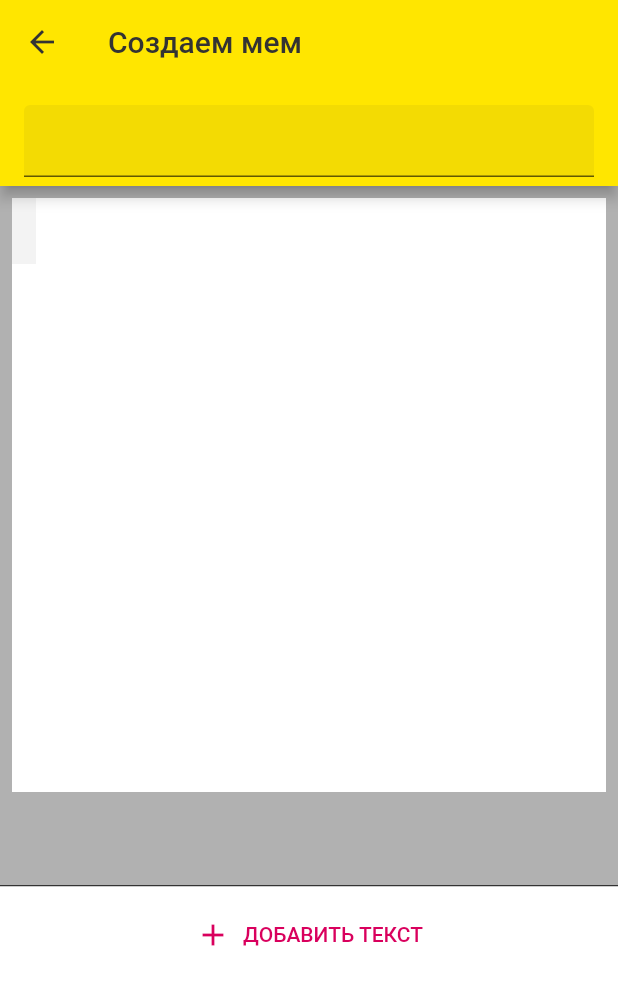
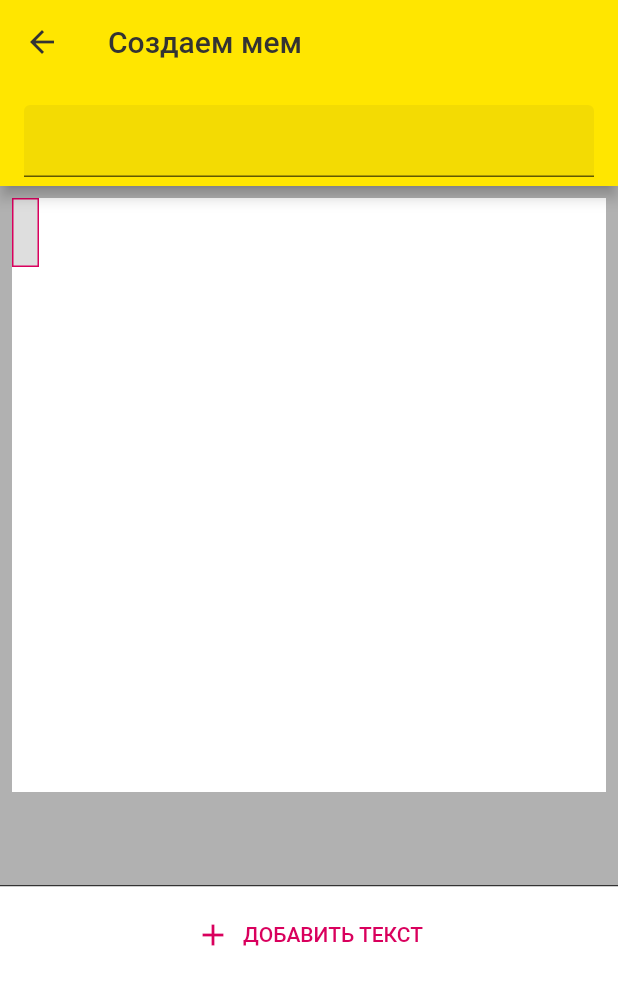
Before and after one commit to netherpyro/memegenerator, a Flutter app: the CreateMemePage screen opened directly, after a tap on "ДОБАВИТЬ ТЕКСТ", on a phone screen of 412 x 824 dp. Shown: the top 985 px of the screen. Run offline on Flutter 3.47's test engine with Material 2 defaults, Android fonts, the phone set to English and light mode, and no system bars; our stand-ins replace google_fonts, rxdart, stream_transform.

Commit message:
meme_hometask_1 (1,2,3)

```diff
--- a/lib/pages/create_meme_page.dart
+++ b/lib/pages/create_meme_page.dart
@@ -2,6 +2,7 @@ import 'package:flutter/material.dart';
 import 'package:memogenerator/blocs/create_meme_bloc.dart';
 import 'package:memogenerator/resources/app_colors.dart';
 import 'package:provider/provider.dart';
+import 'package:stream_transform/stream_transform.dart';
 
 class CreateMemePage extends StatefulWidget {
   CreateMemePage({Key? key}) : super(key: key);
@@ -143,22 +144,29 @@ class MemeCanvasWidget extends StatelessWidget {
       color: AppColors.darkGrey38,
       padding: const EdgeInsets.all(8),
       alignment: Alignment.topCenter,
+      child: GestureDetector(
+        onTap: () => bloc.deselectMemeText(),
         child: AspectRatio(
           aspectRatio: 1,
           child: Container(
             color: Colors.white,
-          child: StreamBuilder<List<MemeText>>(
-              initialData: const <MemeText>[],
-              stream: bloc.observeMemeTexts(),
+            child: StreamBuilder<MemeCanvasObject>(
+                initialData: MemeCanvasObject.emptyObject(),
+                stream: bloc.observeMemeTexts().combineLatest(
+                      bloc.observeSelectedMemeText(),
+                      (p0, p1) => MemeCanvasObject(p0, p1 as MemeText?),
+                    ),
                 builder: (context, snapshot) {
-                final memeTexts =
-                    snapshot.hasData ? snapshot.data! : const <MemeText>[];
+                  final MemeCanvasObject mco = snapshot.hasData
+                      ? snapshot.data!
+                      : MemeCanvasObject.emptyObject();
                   return LayoutBuilder(builder: (context, constraints) {
                     return Stack(
-                    children: memeTexts
+                      children: mco.memeTexts
                           .map((e) => DraggableMemeText(
                                 memeText: e,
                                 parentConstraints: constraints,
+                                selected: mco.matchesId(e.id),
                               ))
                           .toList(),
                     );
@@ -166,18 +174,39 @@ class MemeCanvasWidget extends StatelessWidget {
                 }),
           ),
         ),
+      ),
     );
+  }
+}
+
+class MemeCanvasObject {
+  late List<MemeText> memeTexts;
+  late MemeText? selectedText;
+
+  MemeCanvasObject(List<MemeText> memeTexts, MemeText? selectedMemeText) {
+    this.memeTexts = memeTexts;
+    this.selectedText = selectedMemeText;
+  }
+
+  factory MemeCanvasObject.emptyObject() {
+    return MemeCanvasObject(const <MemeText>[], null);
+  }
+
+  bool matchesId(String? id) {
+    return selectedText?.id == id;
   }
 }
 
 class DraggableMemeText extends StatefulWidget {
   final MemeText memeText;
   final BoxConstraints parentConstraints;
+  final bool selected;
 
   const DraggableMemeText({
     Key? key,
     required this.memeText,
     required this.parentConstraints,
+    required this.selected,
   }) : super(key: key);
 
   @override
@@ -198,6 +227,7 @@ class _DraggableMemeTextState extends State<DraggableMemeText> {
       child: GestureDetector(
         behavior: HitTestBehavior.opaque,
         onTap: () => bloc.selectMemeText(widget.memeText.id),
+        onPanDown: (_) => bloc.selectMemeText(widget.memeText.id),
         onPanUpdate: (details) {
           setState(() {
             left = calculateLeft(details);
@@ -205,7 +235,16 @@ class _DraggableMemeTextState extends State<DraggableMemeText> {
           });
         },
         child: Container(
-          color: AppColors.darkGrey6,
+          decoration: widget.selected
+              ? BoxDecoration(
+                  color: AppColors.darkGrey16,
+                  border: Border.fromBorderSide(
+                    BorderSide(
+                      color: AppColors.fuchsia,
+                    ),
+                  ),
+                )
+              : null,
           constraints: BoxConstraints(
             maxWidth: widget.parentConstraints.maxWidth,
             maxHeight: widget.parentConstraints.maxHeight,
--- a/lib/resources/app_colors.dart
+++ b/lib/resources/app_colors.dart
@@ -7,5 +7,6 @@ class AppColors {
   static const fuchsia = Color(0xFFd9005d);
   static const darkGrey = Color(0xFF333333);
   static final darkGrey6 = Color.fromRGBO(darkGrey.red, darkGrey.green, darkGrey.blue, 0.06);
+  static final darkGrey16 = Color.fromRGBO(darkGrey.red, darkGrey.green, darkGrey.blue, 0.16);
   static final darkGrey38 = Color.fromRGBO(darkGrey.red, darkGrey.green, darkGrey.blue, 0.38);
 }
--- a/pubspec.yaml
+++ b/pubspec.yaml
@@ -17,6 +17,7 @@ dependencies:
   provider: ^6.0.1
   google_fonts: ^2.1.0
   uuid: ^3.0.5
+  stream_transform: ^2.0.0
 
 dev_dependencies:
   flutter_test:
```
Also changed, not shown: pubspec.lock. Lines whose indentation alone changed are shown as unchanged.
